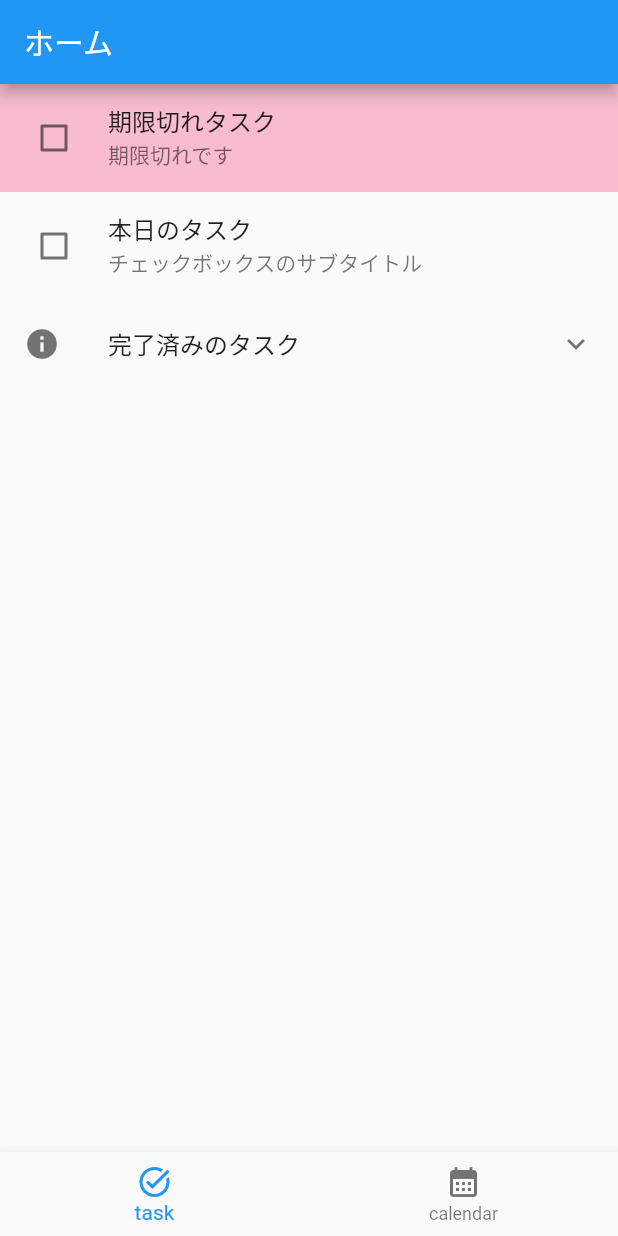
After one commit to shoto-hatayama/todo_app, a Flutter app: the screen it shows after launch, on a phone screen of 412 x 824 dp. The commit adds this screen. Run offline on Flutter 3.47's test engine with Material 2 defaults, Android fonts, the phone set to English and light mode, and no system bars.

Commit message:
【ホーム画面】 ・ホーム画面のwidgetを別ファイルに切り出し

```diff
--- /dev/null
+++ b/lib/src/app.dart
@@ -0,0 +1,61 @@
+import 'package:flutter/material.dart';
+
+import 'view/home.dart';
+
+class MyApp extends StatelessWidget {
+  const MyApp({Key? key}) : super(key: key);
+
+  @override
+  Widget build(BuildContext context) {
+    return MaterialApp(
+      title: 'Flutter Demo',
+      theme: ThemeData(
+        primarySwatch: Colors.blue,
+      ),
+      home: const MyStatefulWidget(),
+    );
+  }
+}
+
+class MyStatefulWidget extends StatefulWidget {
+  const MyStatefulWidget({Key? key}) : super(key: key);
+
+  @override
+  State<MyStatefulWidget> createState() => _MyStatefulWidgetState();
+}
+
+class _MyStatefulWidgetState extends State<MyStatefulWidget> {
+
+  int _selectedIndex = 0;
+
+  void _onItemTapped(int value) {
+    setState(() {
+      _selectedIndex = value;
+    });
+  }
+
+  @override
+  Widget build(BuildContext context) {
+    return Scaffold(
+      body:const HomeWidget(),
+      bottomNavigationBar:
+      BottomNavigationBar(items: const <BottomNavigationBarItem>[
+        BottomNavigationBarItem(
+            icon: Icon(Icons.task_alt),
+            activeIcon: Icon(Icons.task_alt),
+            label: 'task',
+            backgroundColor: Color.fromARGB(175, 72, 76, 77)),
+        BottomNavigationBarItem(
+            icon: Icon(Icons.calendar_month),
+            activeIcon: Icon(Icons.calendar_month),
+            label: 'calendar',
+            backgroundColor: Colors.lightBlue)
+      ], onTap: _onItemTapped, currentIndex: _selectedIndex),
+      // floatingActionButton: FloatingActionButton(
+      //   onPressed: _incrementCounter,
+      //   tooltip: 'Increment',
+      //   child: const Icon(Icons.add),
+      // ), // This trailing comma makes auto-formatting nicer for build methods.
+    );
+  }
+}
--- /dev/null
+++ b/lib/src/view/home.dart
@@ -0,0 +1,62 @@
+import 'package:flutter/material.dart';
+
+class HomeWidget extends StatefulWidget{
+  const HomeWidget({Key? key}) : super(key: key);
+
+  @override
+  State<HomeWidget> createState() => _HomeWidgetState();
+
+}
+class _HomeWidgetState extends State<HomeWidget> {
+
+bool isChecked = false;
+
+  void _handleCheckbox(value) {
+    setState(() {
+      isChecked = value;
+    });
+  }
+
+  @override
+  Widget build(BuildContext context) {
+    return Scaffold(
+      appBar: AppBar(
+        title: const Text("ホーム"),
+      ),
+      body: Column(children: <Widget>[
+        CheckboxListTile(
+            activeColor: Colors.blue,
+            title: const Text('期限切れタスク'),
+            subtitle: const Text('期限切れです'),
+            tileColor: Colors.pink[100],
+            controlAffinity: ListTileControlAffinity.leading,
+            value: isChecked,
+            onChanged: _handleCheckbox),
+        CheckboxListTile(
+            activeColor: Colors.blue,
+            title: const Text('本日のタスク'),
+            subtitle: const Text('チェックボックスのサブタイトル'),
+            controlAffinity: ListTileControlAffinity.leading,
+            value: isChecked,
+            onChanged: _handleCheckbox),
+        ExpansionTile(
+          title: const Text('完了済みのタスク'),
+          leading: const Icon(Icons.info),
+          children: [
+            Column(
+              children: <Widget>[
+                CheckboxListTile(
+                    activeColor: Colors.blue,
+                    title: const Text('完了したタスク'),
+                    subtitle: const Text('完了'),
+                    controlAffinity: ListTileControlAffinity.leading,
+                    value: isChecked,
+                    onChanged: _handleCheckbox),
+              ],
+            ),
+          ],
+        ),
+      ]),
+    );
+  }
+}
```
Also changed, not shown: lib/main.dart (+2 -119 lines).
